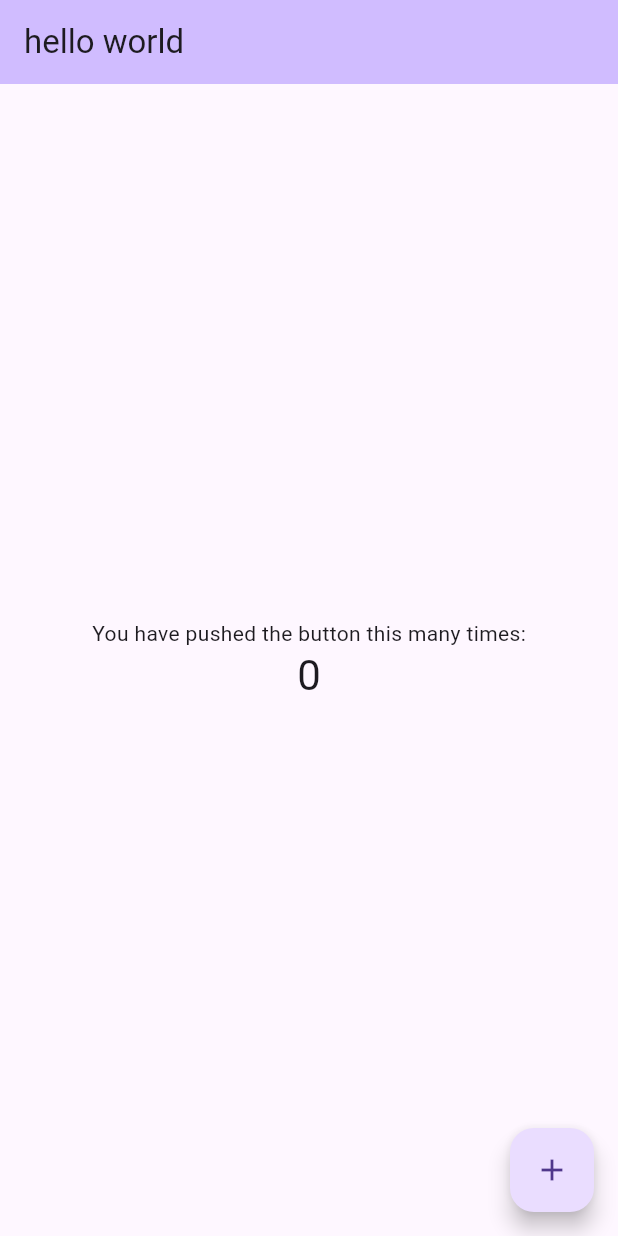
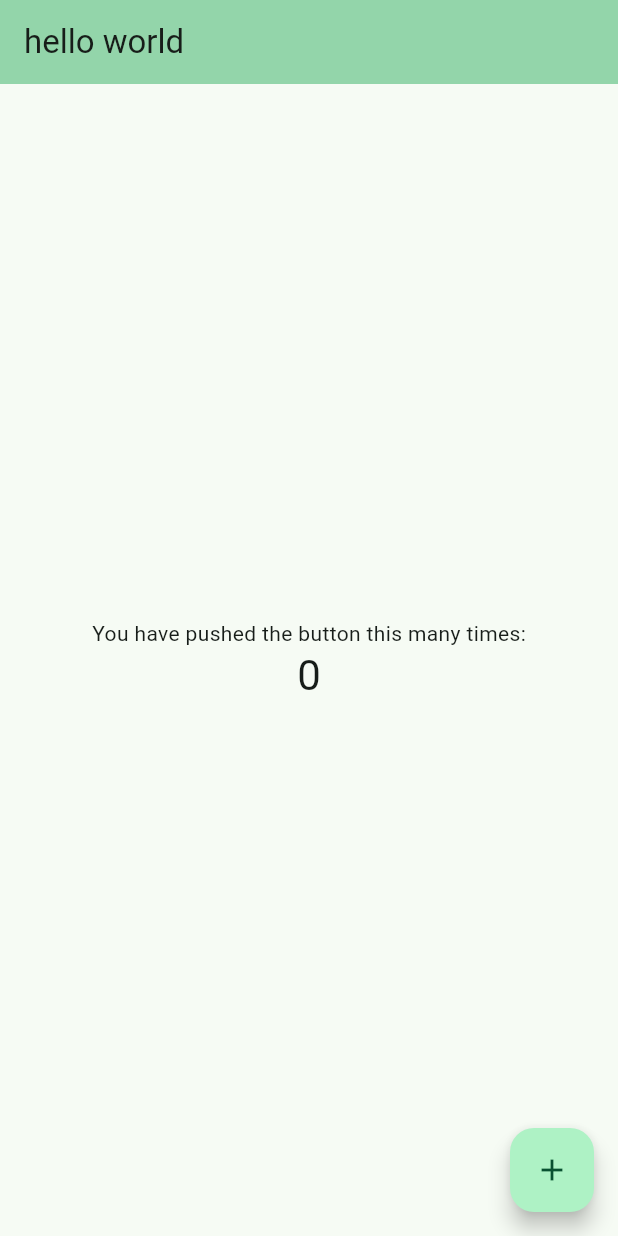
Before and after one commit to DelaneyLekeanyi/Beginning-flutter_Sitepoint_tutorial, a Flutter app: the screen it shows after launch, on a phone screen of 412 x 824 dp. Run offline on Flutter 3.47's test engine with Material 3 defaults, Android fonts, the phone set to English and light mode, and no system bars.

Commit message:
understaning the use of the main() function in dart

```diff
--- a/demo/lib/main.dart
+++ b/demo/lib/main.dart
@@ -1,5 +1,14 @@
 import 'package:flutter/material.dart';
 
+//WHERE THE APP STARTS EXECUTING THE VOID MAIN FUNCTION.
+
+//ways to call the main function
+
+
+/*way 1 arrow syntax
+void main() => runApp(const MyApp());*/
+
+// way 2 function body syntax
 void main() {
   runApp(const MyApp());
 }
@@ -13,12 +22,24 @@ class MyApp extends StatelessWidget {
     return MaterialApp(
       title: 'Flutter Demo',
       theme: ThemeData(
-        //primarySwatch: Colors.blue,
-// Change it to
-          primarySwatch: Colors.lightGreen,
-          canvasColor: Colors.lightGreen.shade100,
+        // This is the theme of your application.
+        //
+        // TRY THIS: Try running your application with "flutter run". You'll see
+        // the application has a purple toolbar. Then, without quitting the app,
+        // try changing the seedColor in the colorScheme below to Colors.green
+        // and then invoke "hot reload" (save your changes or press the "hot
+        // reload" button in a Flutter-supported IDE, or press "r" if you used
+        // the command line to start the app).
+        //
+        // Notice that the counter didn't reset back to zero; the application
+        // state is not lost during the reload. To reset the state, use hot
+        // restart instead.
+        //
+        // This works for code too, not just values: Most code changes can be
+        // tested with just a hot reload.
+        colorScheme: ColorScheme.fromSeed(seedColor: const Color.fromARGB(255, 58, 183, 121)),
       ),
-              home: const MyHomePage(title: 'hello world'),
+      home: const MyHomePage(title: 'hello world'),
     );
   }
 }
```
Also changed, not shown: 1 other file.
